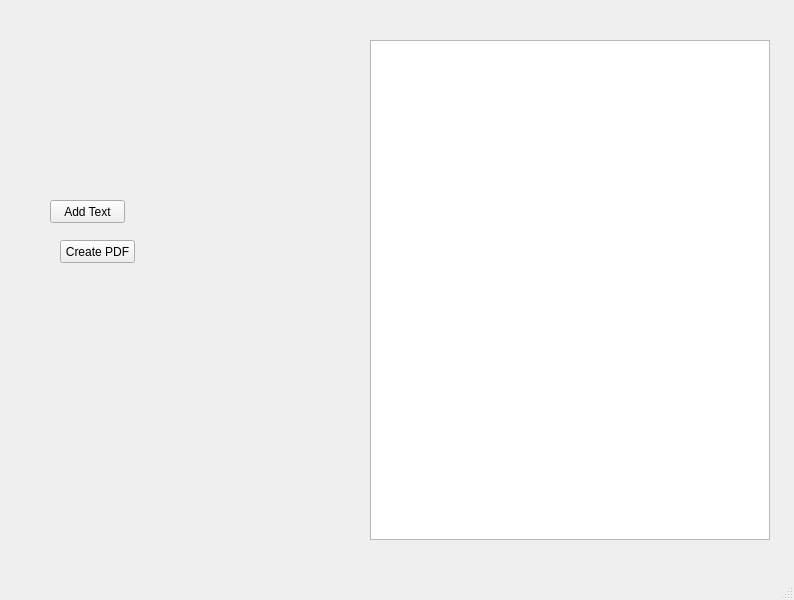
marvin939/label-designer, file LabelDesigner.ui: the form before one commit.
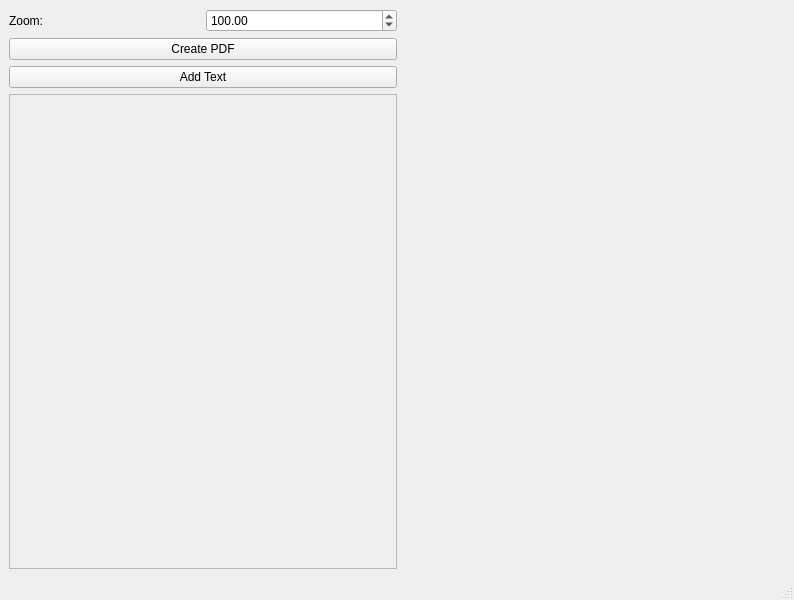
The form after the commit.

Diff of the .ui file:
```diff
--- a/LabelDesigner.ui
+++ b/LabelDesigner.ui
@@ -14,48 +14,92 @@
    <string>MainWindow</string>
   </property>
   <widget class="QWidget" name="centralwidget">
-   <widget class="QGraphicsView" name="imagePreview">
-    <property name="geometry">
-     <rect>
-      <x>370</x>
-      <y>40</y>
-      <width>400</width>
-      <height>500</height>
-     </rect>
-    </property>
-    <property name="interactive">
-     <bool>true</bool>
-    </property>
-    <property name="dragMode">
-     <enum>QGraphicsView::RubberBandDrag</enum>
-    </property>
-   </widget>
-   <widget class="QPushButton" name="addTextBtn">
-    <property name="geometry">
-     <rect>
-      <x>50</x>
-      <y>200</y>
-      <width>75</width>
-      <height>23</height>
-     </rect>
-    </property>
-    <property name="text">
-     <string>Add Text</string>
-    </property>
-   </widget>
-   <widget class="QPushButton" name="createPdfBtn">
-    <property name="geometry">
-     <rect>
-      <x>60</x>
-      <y>240</y>
-      <width>75</width>
-      <height>23</height>
-     </rect>
-    </property>
-    <property name="text">
-     <string>Create PDF</string>
-    </property>
-   </widget>
+   <layout class="QGridLayout" name="gridLayout_2">
+    <item row="0" column="0">
+     <layout class="QGridLayout" name="gridLayout">
+      <item row="2" column="0">
+       <widget class="QPushButton" name="addTextBtn">
+        <property name="text">
+         <string>Add Text</string>
+        </property>
+       </widget>
+      </item>
+      <item row="1" column="0">
+       <widget class="QPushButton" name="createPdfBtn">
+        <property name="text">
+         <string>Create PDF</string>
+        </property>
+       </widget>
+      </item>
+      <item row="0" column="0">
+       <layout class="QHBoxLayout" name="horizontalLayout">
+        <item>
+         <widget class="QLabel" name="label">
+          <property name="text">
+           <string>Zoom:</string>
+          </property>
+         </widget>
+        </item>
+        <item>
+         <widget class="QDoubleSpinBox" name="zoomLevel">
+          <property name="minimum">
+           <double>10.000000000000000</double>
+          </property>
+          <property name="maximum">
+           <double>1000.000000000000000</double>
+          </property>
+          <property name="value">
+           <double>100.000000000000000</double>
+          </property>
+         </widget>
+        </item>
+       </layout>
+      </item>
+     </layout>
+    </item>
+    <item row="1" column="0">
+     <widget class="QScrollArea" name="objDetailsArea">
+      <property name="widgetResizable">
+       <bool>true</bool>
+      </property>
+      <widget class="QWidget" name="detailsContents">
+       <property name="geometry">
+        <rect>
+         <x>0</x>
+         <y>0</y>
+         <width>383</width>
+         <height>454</height>
+        </rect>
+       </property>
+       <layout class="QFormLayout" name="formLayout">
+        <property name="fieldGrowthPolicy">
+         <enum>QFormLayout::AllNonFixedFieldsGrow</enum>
+        </property>
+       </layout>
+      </widget>
+     </widget>
+    </item>
+    <item row="1" column="1">
+     <layout class="QVBoxLayout" name="previewLayout">
+      <property name="sizeConstraint">
+       <enum>QLayout::SetNoConstraint</enum>
+      </property>
+      <item>
+       <spacer name="horizontalSpacer">
+        <property name="orientation">
+         <enum>Qt::Horizontal</enum>
+        </property>
+        <property name="sizeHint" stdset="0">
+         <size>
+          <width>40</width>
+          <height>20</height>
+         </size>
+        </property>
+       </spacer>
+      </item>
+     </layout>
+    </item>
+   </layout>
   </widget>
   <widget class="QMenuBar" name="menubar">
    <property name="geometry">
```
Left out of the diff: 2 changed lines with no effect on the pictures.
